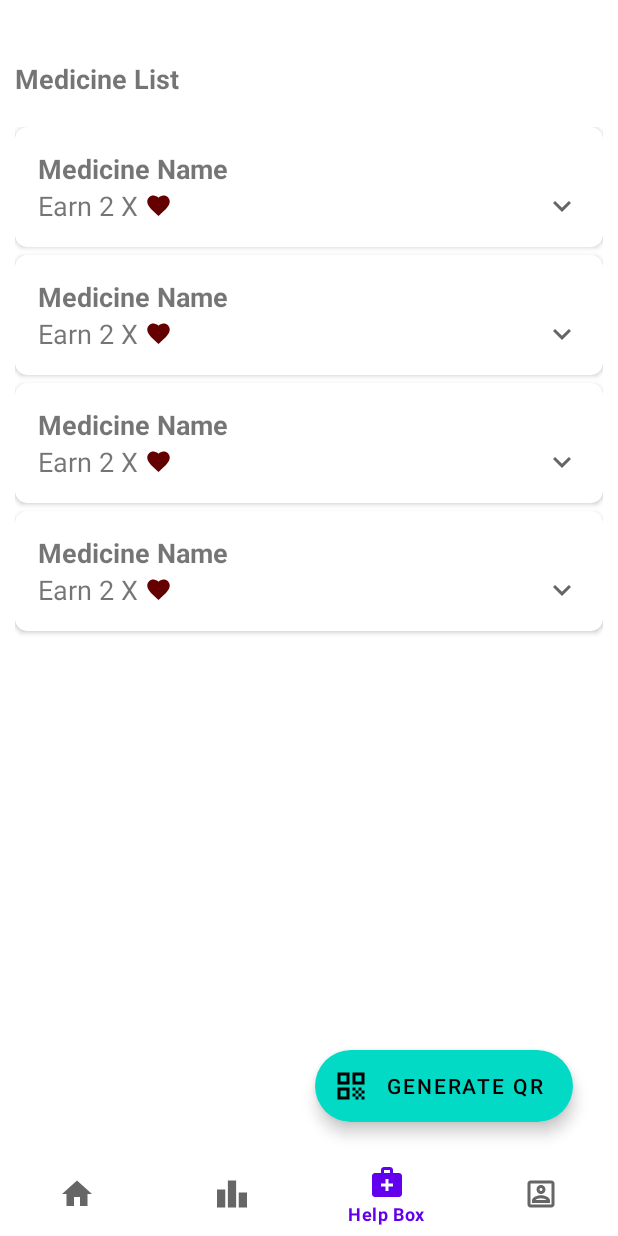
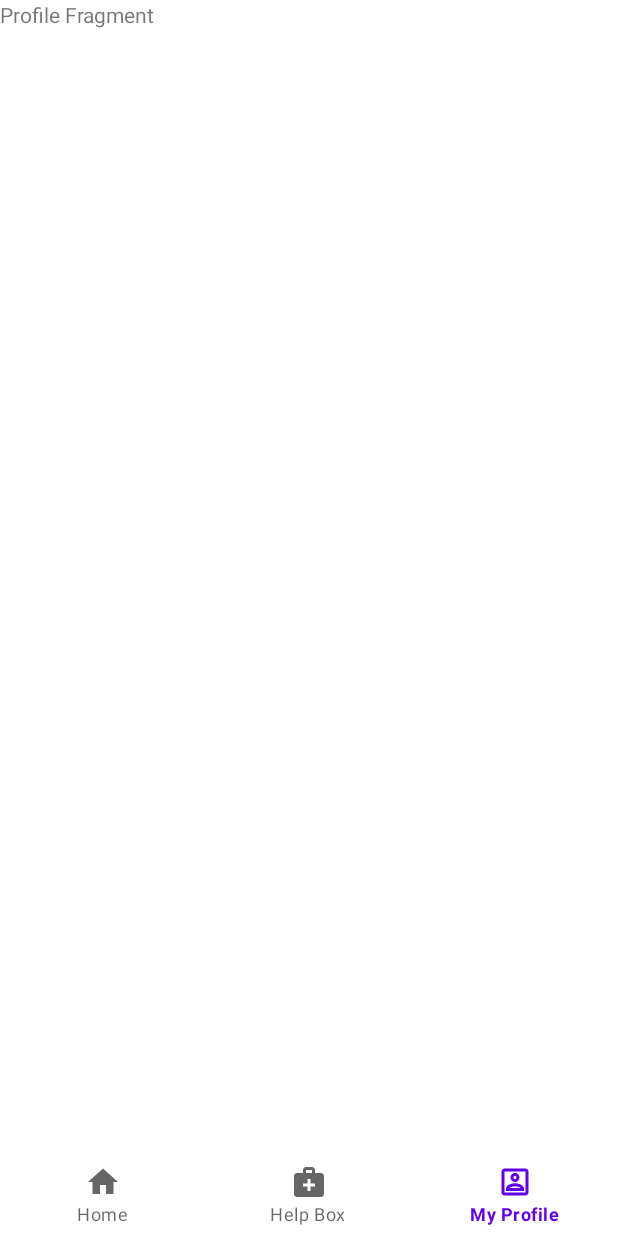
Before and after one commit to codeDamon/MedShare, an Android app: the BoxDisplayFragment screen opened through its navigation route, item 3 of the bottom bar chosen, on a phone screen of 412 x 824 dp. Run offline under Robolectric (Android 15) with nearby library versions, the light colour scheme and no system bars; our stand-ins replace navigation-ui; libraries missing offline, so code that uses them is left out: androidmads.library.qrgenearator.

Commit message:
Add Bottom Navigation controls, Profile Page and few bugs solve

```diff
--- a/app/src/main/java/com/codedamon/medshare/ui/AddMedicinePage/AddMedicineFragment.kt
+++ b/app/src/main/java/com/codedamon/medshare/ui/AddMedicinePage/AddMedicineFragment.kt
@@ -55,7 +55,7 @@ class AddMedicineFragment : Fragment() {
                                 view: DatePicker?, year: Int, month: Int, dayOfMonth: Int ->
 
             expireDate.editText.let {
-                it?.setText("$dayOfMonth/$month/$year")
+                it?.setText("$dayOfMonth/${month+1}/$year")
             }
 
         }, year, month, dayOfMonth)
--- a/app/src/main/java/com/codedamon/medshare/ui/LoginPage/LoginFragment.kt
+++ b/app/src/main/java/com/codedamon/medshare/ui/LoginPage/LoginFragment.kt
@@ -30,21 +30,11 @@ class LoginFragment : Fragment() {
     override fun onActivityCreated(savedInstanceState: Bundle?) {
         super.onActivityCreated(savedInstanceState)
         viewModel = ViewModelProvider(this).get(LoginViewModel::class.java)
-
     }
 
     override fun onViewCreated(view: View, savedInstanceState: Bundle?) {
         super.onViewCreated(view, savedInstanceState)
 
         navController = Navigation.findNavController(view)
-
-
-        val homeBtn : Button = view.findViewById(R.id.home_button)
-        homeBtn.setOnClickListener {
-            navController.navigate(R.id.action_loginFragment_to_homeFragment)
-        }
     }
-
-
-
 }
--- a/app/src/main/java/com/codedamon/medshare/ui/MainActivity.kt
+++ b/app/src/main/java/com/codedamon/medshare/ui/MainActivity.kt
@@ -2,11 +2,35 @@ package com.codedamon.medshare.ui
 
 import androidx.appcompat.app.AppCompatActivity
 import android.os.Bundle
+import android.view.MenuItem
+import androidx.navigation.NavController
+import androidx.navigation.findNavController
+import androidx.navigation.ui.AppBarConfiguration
+import androidx.navigation.ui.setupActionBarWithNavController
+import androidx.navigation.ui.setupWithNavController
 import com.codedamon.medshare.R
+import com.google.android.material.bottomnavigation.BottomNavigationView
+import com.google.android.material.navigation.NavigationView
 
 class MainActivity : AppCompatActivity() {
+
+    private lateinit var bottomNavigationView: BottomNavigationView
+    private lateinit var navController: NavController
+
     override fun onCreate(savedInstanceState: Bundle?) {
         super.onCreate(savedInstanceState)
         setContentView(R.layout.activity_main)
+
+        bottomNavigationView = findViewById(R.id.bottom_navigation)
+        navController = findNavController(R.id.fragment)
+
+        //TODO : After adding top app bar
+        /*val appBarConfiguration = AppBarConfiguration(setOf(R.id.homeFragment, R.id.loginFragment,
+                            R.id.signUpFragment,R.id.boxDisplayFragment))
+
+        setupActionBarWithNavController(navController, appBarConfiguration)*/
+        bottomNavigationView.setupWithNavController(navController)
     }
+
+
 }
--- a/app/src/main/java/com/codedamon/medshare/ui/boxDisplayPage/BoxDisplayFragment.kt
+++ b/app/src/main/java/com/codedamon/medshare/ui/boxDisplayPage/BoxDisplayFragment.kt
@@ -37,7 +37,6 @@ class BoxDisplayFragment : Fragment(), MedicineBoxRvAdapter.MedBoxInterface {
     override fun onActivityCreated(savedInstanceState: Bundle?) {
         super.onActivityCreated(savedInstanceState)
         viewModel = ViewModelProvider(this).get(BoxDisplayViewModel::class.java)
-        // TODO: Use the ViewModel
     }
 
     override fun onViewCreated(view: View, savedInstanceState: Bundle?) {
@@ -50,6 +49,11 @@ class BoxDisplayFragment : Fragment(), MedicineBoxRvAdapter.MedBoxInterface {
         val generateQrBtn : ExtendedFloatingActionButton = view.findViewById(R.id.qr_button)
         generateQrBtn.setOnClickListener {
             navController.navigate(R.id.action_boxDisplayFragment_to_qrPageFragment)
+        }
+
+        val addMedBtn: Button = view.findViewById(R.id.add_med_button)
+        addMedBtn.setOnClickListener {
+            navController.navigate(R.id.action_boxDisplayFragment_to_addMedicineFragment)
         }
     }
 
--- /dev/null
+++ b/app/src/main/java/com/codedamon/medshare/ui/profilePage/ProfileFragment.kt
@@ -0,0 +1,24 @@
+package com.codedamon.medshare.ui.profilePage
+
+import android.os.Bundle
+import androidx.fragment.app.Fragment
+import android.view.LayoutInflater
+import android.view.View
+import android.view.ViewGroup
+import com.codedamon.medshare.R
+
+
+class ProfileFragment : Fragment() {
+
+
+    override fun onCreate(savedInstanceState: Bundle?) {
+        super.onCreate(savedInstanceState)
+    }
+
+    override fun onCreateView(inflater: LayoutInflater, container: ViewGroup?,
+                              savedInstanceState: Bundle?): View? {
+        // Inflate the layout for this fragment
+        return inflater.inflate(R.layout.profile_fragment, container, false)
+    }
+
+}
--- /dev/null
+++ b/app/src/main/res/layout/profile_fragment.xml
@@ -0,0 +1,13 @@
+<?xml version="1.0" encoding="utf-8"?>
+<FrameLayout xmlns:android="http://schemas.android.com/apk/res/android"
+    xmlns:tools="http://schemas.android.com/tools"
+    android:layout_width="match_parent"
+    android:layout_height="match_parent"
+    tools:context=".ui.profilePage.ProfileFragment">
+
+    <TextView
+        android:layout_width="match_parent"
+        android:layout_height="match_parent"
+        android:text="Profile Fragment" />
+
+</FrameLayout>
--- a/app/src/main/res/menu/bottom_navigation_menu.xml
+++ b/app/src/main/res/menu/bottom_navigation_menu.xml
@@ -1,24 +1,19 @@
 <?xml version="1.0" encoding="utf-8"?>
 <menu xmlns:android="http://schemas.android.com/apk/res/android">
     <item
-        android:id="@+id/home"
+        android:id="@+id/homeFragment"
         android:enabled="true"
         android:icon="@drawable/ic_home_24"
         android:title="Home" />
-    <item
-        android:id="@+id/leader_board"
-        android:enabled="true"
-        android:icon="@drawable/ic_leaderboard_24"
-        android:title="Leaderboard" />
 
     <item
-        android:id="@+id/help_box"
+        android:id="@+id/boxDisplayFragment"
         android:enabled="true"
         android:icon="@drawable/ic_help_box_24"
         android:title="Help Box" />
 
     <item
-        android:id="@+id/profile"
+        android:id="@+id/profileFragment"
         android:enabled="true"
         android:icon="@drawable/ic_account_box_24"
         android:title="My Profile" />
--- a/app/src/main/res/navigation/main_navigation.xml
+++ b/app/src/main/res/navigation/main_navigation.xml
@@ -3,7 +3,7 @@
     xmlns:app="http://schemas.android.com/apk/res-auto"
     xmlns:tools="http://schemas.android.com/tools"
     android:id="@+id/main_navigation"
-    app:startDestination="@id/loginFragment">
+    app:startDestination="@id/homeFragment">
 
     <fragment
         android:id="@+id/loginFragment"
@@ -13,9 +13,6 @@
         <action
             android:id="@+id/action_loginFragment_to_signUpFragment"
             app:destination="@id/signUpFragment" />
-        <action
-            android:id="@+id/action_loginFragment_to_homeFragment"
-            app:destination="@id/homeFragment" />
     </fragment>
     <fragment
         android:id="@+id/signUpFragment"
@@ -37,11 +34,8 @@
         android:label="home_fragment"
         tools:layout="@layout/home_fragment" >
         <action
-            android:id="@+id/action_homeFragment_to_boxDisplayFragment"
-            app:destination="@id/boxDisplayFragment" />
-        <action
-            android:id="@+id/action_homeFragment_to_addMedicineFragment"
-            app:destination="@id/addMedicineFragment" />
+            android:id="@+id/action_homeFragment_to_loginFragment"
+            app:destination="@id/loginFragment" />
     </fragment>
     <fragment
         android:id="@+id/boxDisplayFragment"
@@ -51,10 +45,18 @@
         <action
             android:id="@+id/action_boxDisplayFragment_to_qrPageFragment"
             app:destination="@id/qrPageFragment" />
+        <action
+            android:id="@+id/action_boxDisplayFragment_to_addMedicineFragment"
+            app:destination="@id/addMedicineFragment" />
     </fragment>
     <fragment
         android:id="@+id/qrPageFragment"
         android:name="com.codedamon.medshare.ui.QrPage.QrPageFragment"
         android:label="qr_fragment"
         tools:layout="@layout/qr_fragment" />
+    <fragment
+        android:id="@+id/profileFragment"
+        android:name="com.codedamon.medshare.ui.profilePage.ProfileFragment"
+        android:label="profile_fragment"
+        tools:layout="@layout/profile_fragment" />
 </navigation>
```
Also changed, not shown: app/src/main/java/com/codedamon/medshare/ui/HomePage/HomeFragment.kt (+3 -11 lines), app/src/main/res/layout/box_display_fragment.xml (+9 -0 lines), app/src/main/res/layout/home_fragment.xml (+2 -13 lines), app/src/main/res/layout/login_fragment.xml (+1 -11 lines).
